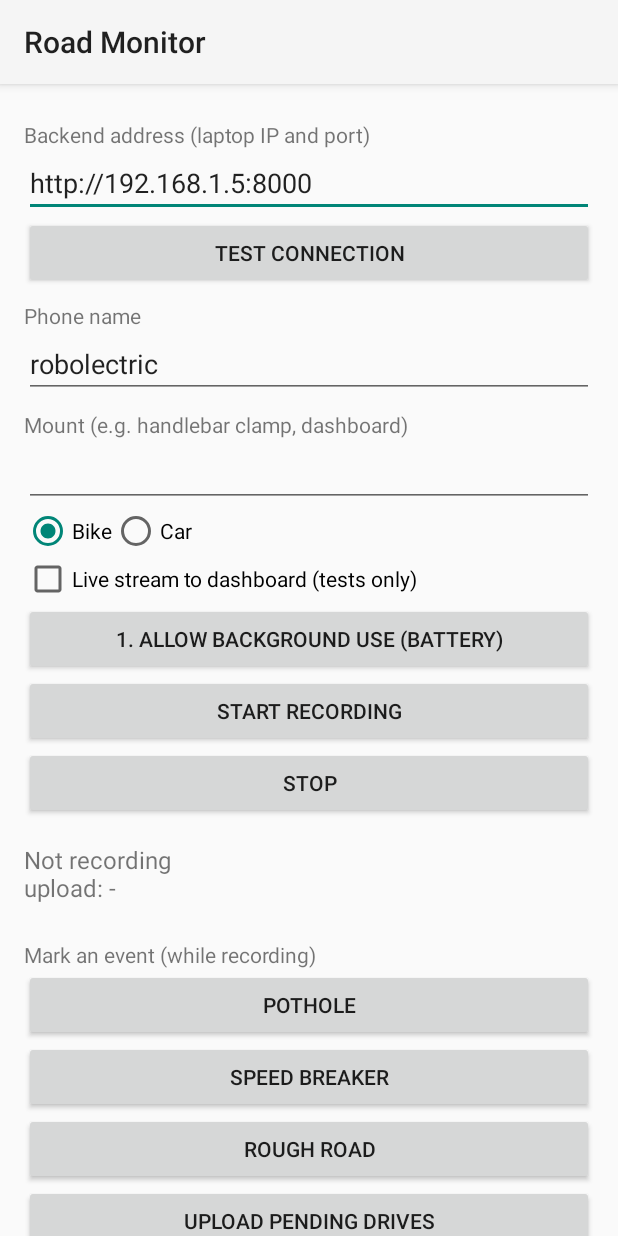
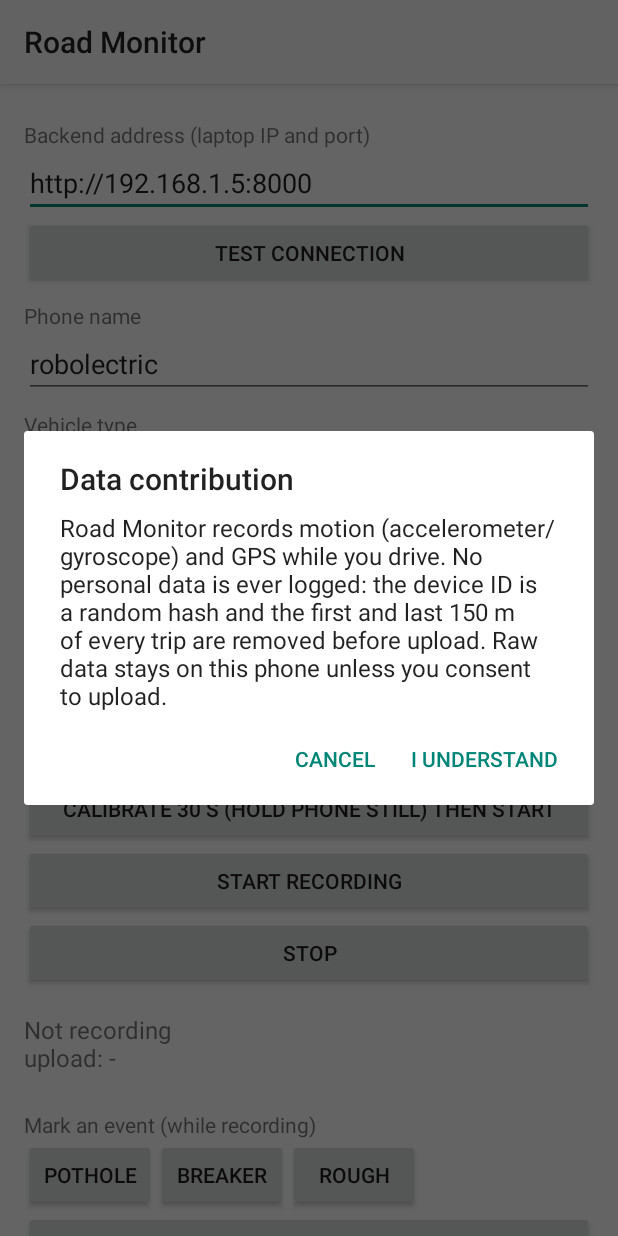
Before and after one commit to anirudhkhemriyaa/ROADMONITOR, an Android app: the screen it shows after launch (MainActivity), after a tap on "START RECORDING", on a phone screen of 412 x 824 dp. Run offline under Robolectric (Android 15) with nearby library versions, the light colour scheme and no system bars; 3 other taps on this screen came first.

Commit message:
feat(android): consent gate, vehicle/mount dropdowns, trips status screen

```diff
--- a/android/app/src/main/java/com/roadmonitor/MainActivity.kt
+++ b/android/app/src/main/java/com/roadmonitor/MainActivity.kt
@@ -2,6 +2,7 @@ package com.roadmonitor
 
 import android.Manifest
 import android.app.Activity
+import android.app.AlertDialog
 import android.content.Intent
 import android.content.pm.PackageManager
 import android.net.Uri
@@ -11,13 +12,13 @@ import android.os.Handler
 import android.os.Looper
 import android.provider.Settings
 import android.view.View
+import android.widget.ArrayAdapter
 import android.widget.Button
 import android.widget.CheckBox
 import android.widget.EditText
 import android.widget.LinearLayout
-import android.widget.RadioButton
-import android.widget.RadioGroup
 import android.widget.ScrollView
+import android.widget.Spinner
 import android.widget.TextView
 import android.widget.Toast
 import java.net.HttpURLConnection
@@ -27,86 +28,167 @@ class MainActivity : Activity() {
     private lateinit var status: TextView
     private lateinit var server: EditText
     private lateinit var phone: EditText
-    private lateinit var mount: EditText
-    private lateinit var car: RadioButton
+    private lateinit var vehicleSpinner: Spinner
+    private lateinit var mountSpinner: Spinner
     private lateinit var live: CheckBox
+    private lateinit var consent: CheckBox
+    private lateinit var allowMobile: CheckBox
+    private lateinit var tripsText: TextView
     private val ui = Handler(Looper.getMainLooper())
     private val tick = object : Runnable {
-        override fun run() { refresh(); ui.postDelayed(this, 1000) }
+        override fun run() { refresh(); loadTrips(); ui.postDelayed(this, 1000) }
+    }
+
+    companion object {
+        private val VEHICLES = listOf("bike", "car", "e_rickshaw", "bus", "other")
+        private val MOUNTS = listOf("dashboard", "handlebar", "pocket", "cupholder", "other")
+        private const val PREFS = "rcm"
     }
 
     override fun onCreate(savedInstanceState: Bundle?) {
         super.onCreate(savedInstanceState)
-        val prefs = getSharedPreferences("rcm", MODE_PRIVATE)
+        val prefs = getSharedPreferences(PREFS, MODE_PRIVATE)
         val pad = (16 * resources.displayMetrics.density).toInt()
         val col = LinearLayout(this).apply { orientation = LinearLayout.VERTICAL; setPadding(pad, pad, pad, pad) }
         fun add(v: View) = col.addView(v)
         fun label(t: String) = TextView(this).apply { text = t; setPadding(0, pad / 2, 0, 0) }
         fun btn(t: String, onClick: () -> Unit) = Button(this).apply { text = t; setOnClickListener { onClick() } }
+        fun spinnerPref(name: String, values: List<String>, default: String): Spinner {
+            val s = Spinner(this)
+            s.adapter = ArrayAdapter(this, android.R.layout.simple_spinner_dropdown_item, values)
+            val saved = prefs.getString(name, default)
+            val idx = values.indexOf(saved)
+            s.setSelection(if (idx >= 0) idx else 0)
+            return s
+        }
 
         add(label("Backend address (laptop IP and port)"))
         server = EditText(this).apply { setText(prefs.getString("server", "http://192.168.1.5:8000")); setSingleLine() }
         add(server)
         add(btn("Test connection") { testConnection() })
+
         add(label("Phone name"))
         phone = EditText(this).apply { setText(prefs.getString("phone", Build.MODEL)); setSingleLine() }
         add(phone)
-        add(label("Mount (e.g. handlebar clamp, dashboard)"))
-        mount = EditText(this).apply { setText(prefs.getString("mount", "")); setSingleLine() }
-        add(mount)
-        val bike = RadioButton(this).apply { text = "Bike"; id = 101 }
-        car = RadioButton(this).apply { text = "Car"; id = 102 }
-        val grp = RadioGroup(this).apply { orientation = RadioGroup.HORIZONTAL; addView(bike); addView(car) }
-        grp.check(if (prefs.getString("vehicle", "bike") == "car") 102 else 101)
-        add(grp)
+
+        add(label("Vehicle type"))
+        vehicleSpinner = spinnerPref("vehicle", VEHICLES, "bike")
+        add(vehicleSpinner)
+
+        add(label("Mount type"))
+        mountSpinner = spinnerPref("mount", MOUNTS, "dashboard")
+        add(mountSpinner)
+
         live = CheckBox(this).apply { text = "Live stream to dashboard (tests only)"; isChecked = prefs.getBoolean("live", false) }
         add(live)
-        add(btn("1. Allow background use (battery)") {
-            startActivity(Intent(Settings.ACTION_REQUEST_IGNORE_BATTERY_OPTIMIZATIONS, Uri.parse("package:$packageName")))
-        })
-        add(btn("START RECORDING") { startLogging() })
+
+        allowMobile = CheckBox(this).apply {
+            text = "Allow upload over mobile data (default: WiFi only)"
+            isChecked = prefs.getBoolean("allow_mobile_data", false)
+        }
+        add(allowMobile)
+
+        consent = CheckBox(this).apply {
+            text = "I consent to contributing anonymized road-surface data (opt out any time)"
+            isChecked = prefs.getBoolean("consent", false)
+            setOnCheckedChangeListener { _, b -> prefs.edit().putBoolean("consent", b).apply() }
+        }
+        add(consent)
+
+        add(btn("Calibrate 30 s (hold phone still) then start") { startLogging(withCalib = true) })
+        add(btn("START RECORDING") { startLogging(withCalib = false) })
         add(btn("STOP") { stopService(Intent(this, LoggerService::class.java)) })
+
         status = TextView(this).apply { textSize = 16f; setPadding(0, pad, 0, pad) }
         add(status)
+
         add(label("Mark an event (while recording)"))
-        add(btn("Pothole") { LoggerService.mark("pothole") })
-        add(btn("Speed breaker") { LoggerService.mark("speed_breaker") })
-        add(btn("Rough road") { LoggerService.mark("rough_road") })
+        val marksRow = LinearLayout(this).apply { orientation = LinearLayout.HORIZONTAL }
+        fun small(t: String, l: String) = Button(this).apply {
+            text = t; setOnClickListener { LoggerService.mark(l) } }
+        marksRow.addView(small("Pothole", "pothole"))
+        marksRow.addView(small("Breaker", "speed_breaker"))
+        marksRow.addView(small("Rough", "rough_road"))
+        add(marksRow)
         add(btn("Upload pending drives") { uploadNow() })
+
+        tripsText = TextView(this).apply { textSize = 13f; setPadding(0, pad, 0, 0) }
+        add(label("Trips"))
+        add(tripsText)
+
         setContentView(ScrollView(this).apply { addView(col) })
     }
 
     override fun onResume() { super.onResume(); ui.post(tick) }
     override fun onPause() { super.onPause(); ui.removeCallbacks(tick) }
 
-    private fun startLogging() {
+    private fun startLogging(withCalib: Boolean) {
+        val prefs = getSharedPreferences(PREFS, MODE_PRIVATE)
+        if (!prefs.getBoolean("consent_seen", false)) {
+            AlertDialog.Builder(this)
+                .setTitle("Data contribution")
+                .setMessage("Road Monitor records motion (accelerometer/gyroscope) and GPS while you drive. " +
+                    "No personal data is ever logged: the device ID is a random hash and the first and last " +
+                    "150 m of every trip are removed before upload. Raw data stays on this phone unless you consent to upload.")
+                .setPositiveButton("I understand") { _, _ ->
+                    prefs.edit().putBoolean("consent_seen", true).apply()
+                    startLogging(withCalib)
+                }
+                .setNegativeButton("Cancel", null)
+                .show()
+            return
+        }
+        if (!consent.isChecked) {
+            Toast.makeText(this, "Consent is required to record trips", Toast.LENGTH_LONG).show()
+            return
+        }
         val need = ArrayList<String>()
         if (checkSelfPermission(Manifest.permission.ACCESS_FINE_LOCATION) != PackageManager.PERMISSION_GRANTED)
             need.add(Manifest.permission.ACCESS_FINE_LOCATION)
         if (Build.VERSION.SDK_INT >= 33 &&
             checkSelfPermission(Manifest.permission.POST_NOTIFICATIONS) != PackageManager.PERMISSION_GRANTED)
             need.add(Manifest.permission.POST_NOTIFICATIONS)
-        if (need.isNotEmpty()) { requestPermissions(need.toTypedArray(), 1); return }
-        doStart()
+        if (need.isNotEmpty()) {
+            requestPermissions(need.toTypedArray(), 1)
+            pendingCalib = withCalib
+            return
+        }
+        doStart(withCalib)
     }
+
+    private var pendingCalib = false
 
     override fun onRequestPermissionsResult(requestCode: Int, permissions: Array<out String>, grantResults: IntArray) {
         super.onRequestPermissionsResult(requestCode, permissions, grantResults)
-        if (checkSelfPermission(Manifest.permission.ACCESS_FINE_LOCATION) == PackageManager.PERMISSION_GRANTED) doStart()
-        else Toast.makeText(this, "Location permission is required", Toast.LENGTH_LONG).show()
+        if (checkSelfPermission(Manifest.permission.ACCESS_FINE_LOCATION) == PackageManager.PERMISSION_GRANTED) {
+            doStart(pendingCalib)
+        } else {
+            Toast.makeText(this, "Location permission is required", Toast.LENGTH_LONG).show()
+        }
     }
 
-    private fun doStart() {
+    private fun doStart(withCalib: Boolean) {
         if (LoggerService.running) return
-        val vehicle = if (car.isChecked) "car" else "bike"
-        getSharedPreferences("rcm", MODE_PRIVATE).edit()
-            .putString("server", server.text.toString().trim()).putString("phone", phone.text.toString())
-            .putString("mount", mount.text.toString()).putString("vehicle", vehicle)
-            .putBoolean("live", live.isChecked).apply()
-        startForegroundService(Intent(this, LoggerService::class.java)
-            .putExtra("vehicle", vehicle).putExtra("phone", phone.text.toString())
-            .putExtra("mount", mount.text.toString()).putExtra("server", server.text.toString().trim())
-            .putExtra("live", live.isChecked))
+        val prefs = getSharedPreferences(PREFS, MODE_PRIVATE)
+        val vehicle = vehicleSpinner.selectedItem.toString()
+        val mount = mountSpinner.selectedItem.toString()
+        prefs.edit()
+            .putString("server", server.text.toString().trim())
+            .putString("phone", phone.text.toString())
+            .putString("vehicle", vehicle)
+            .putString("mount", mount)
+            .putBoolean("live", live.isChecked)
+            .putBoolean("allow_mobile_data", allowMobile.isChecked)
+            .apply()
+        startForegroundService(
+            Intent(this, LoggerService::class.java)
+                .putExtra("vehicle", vehicle)
+                .putExtra("phone", phone.text.toString())
+                .putExtra("mount", mount)
+                .putExtra("server", server.text.toString().trim())
+                .putExtra("live", live.isChecked)
+                .putExtra("calibrate", withCalib),
+        )
     }
 
     private fun testConnection() {
@@ -126,17 +208,28 @@ class MainActivity : Activity() {
     }
 
     private fun uploadNow() {
-        val base = server.text.toString().trim()
-        val dir = Uploader.driveDir(this)
-        LoggerService.uploadStatus = "uploading..."
-        Thread { LoggerService.uploadStatus = Uploader.uploadPending(dir, base) }.start()
+        val prefs = getSharedPreferences(PREFS, MODE_PRIVATE)
+        prefs.edit().putString("server", server.text.toString().trim()).apply()
+        LoggerService.uploadStatus = "queueing..."
+        Uploader.enqueuePending(this)
+    }
+
+    private fun loadTrips() {
+        val trips = Uploader.loadTrips(this)
+        tripsText.text = if (trips.isEmpty()) "none yet"
+        else trips.takeLast(8).joinToString("\n") { t ->
+            "- ${t.startedAt.ifBlank { "?" }}  ${t.status}  ${t.note}  ${t.tripId.take(8)}"
+        }
     }
 
     private fun refresh() {
         val s = StringBuilder()
         if (LoggerService.running) {
-            s.append("RECORDING ").append(LoggerService.driveId).append('\n')
-                .append("rows: ").append(LoggerService.rows).append("   ")
+            s.append("RECORDING ").append(LoggerService.driveId)
+                .append("  trip ").append(LoggerService.tripId.take(8)).append('\n')
+            if (LoggerService.calibratingLeftS > 0.0)
+                s.append("calibrating: ").append("%.0f".format(LoggerService.calibratingLeftS)).append(" s left\n")
+            s.append("rows: ").append(LoggerService.rows).append("   ")
                 .append(String.format("%.1f", LoggerService.hz)).append(" Hz\n")
                 .append("GPS: ").append(LoggerService.gpsText).append('\n')
                 .append("live: ").append(LoggerService.liveStatus).append('\n')
```
